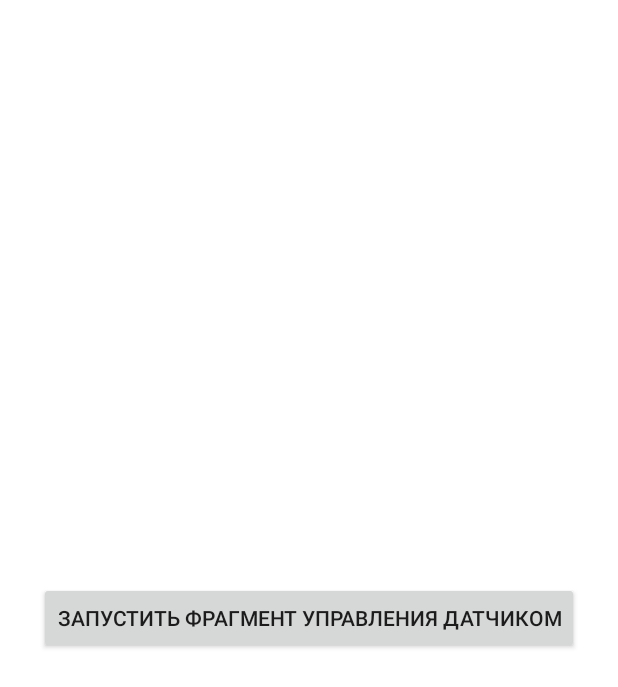
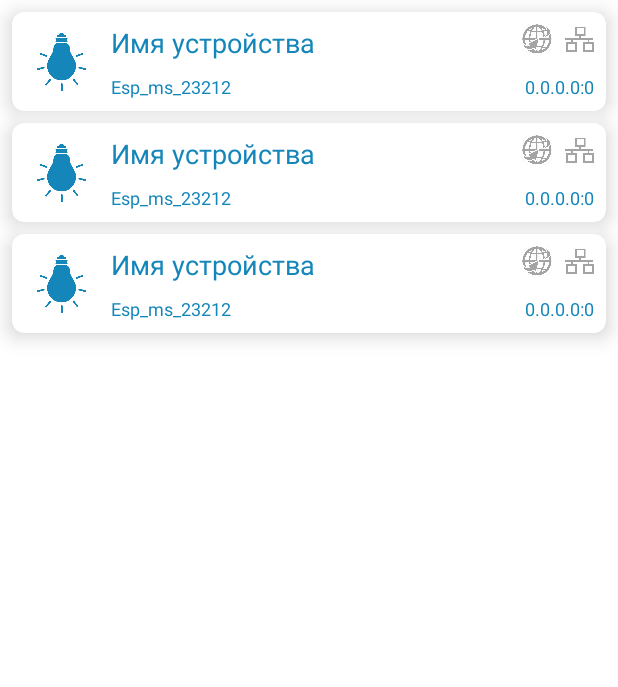
Before and after one commit to alex-eaa/ESP_Manager, an Android app: the layout fragment_main.xml on its own in the app's theme, with its tools: preview values and no code run, on a phone screen of 412 x 824 dp. Shown: the top 687 px of the screen. Run offline under Robolectric (Android 15) with nearby library versions, the phone set to English and light mode, and no system bars.

Commit message:
Added RecyclerView for devices

```diff
--- a/app/src/main/java/com/elchaninov/espmanager/view/ms/FragmentMsMqttSetup.kt
+++ b/app/src/main/java/com/elchaninov/espmanager/view/ms/FragmentMsMqttSetup.kt
@@ -9,21 +9,21 @@ import android.widget.Toast
 import androidx.fragment.app.Fragment
 import com.elchaninov.espmanager.R
 import com.elchaninov.espmanager.databinding.FragmentMsMqttSetupBinding
-import com.elchaninov.espmanager.model.Device
+import com.elchaninov.espmanager.model.DeviceModel
 
 class FragmentMsMqttSetup : Fragment(R.layout.fragment_ms_mqtt_setup) {
 
     private var _binding: FragmentMsMqttSetupBinding? = null
     private val binding get() = _binding!!
 
-    private var device: Device? = null
+    private var deviceModel: DeviceModel? = null
 
     override fun onViewCreated(view: View, savedInstanceState: Bundle?) {
         super.onViewCreated(view, savedInstanceState)
         _binding = FragmentMsMqttSetupBinding.bind(view)
         setHasOptionsMenu(true)
 
-        device = requireArguments().getParcelable(FragmentMsControl.ARG_DEVICE)
+        deviceModel = requireArguments().getParcelable(FragmentMsControl.ARG_DEVICE)
     }
 
     override fun onCreateOptionsMenu(menu: Menu, inflater: MenuInflater) {
--- a/app/src/main/java/com/elchaninov/espmanager/view/ms/FragmentMsStats.kt
+++ b/app/src/main/java/com/elchaninov/espmanager/view/ms/FragmentMsStats.kt
@@ -5,20 +5,20 @@ import android.view.View
 import androidx.fragment.app.Fragment
 import com.elchaninov.espmanager.R
 import com.elchaninov.espmanager.databinding.FragmentMsStatsBinding
-import com.elchaninov.espmanager.model.Device
+import com.elchaninov.espmanager.model.DeviceModel
 
 class FragmentMsStats : Fragment(R.layout.fragment_ms_stats) {
 
     private var _binding: FragmentMsStatsBinding? = null
     private val binding get() = _binding!!
 
-    private var device: Device? = null
+    private var deviceModel: DeviceModel? = null
 
     override fun onViewCreated(view: View, savedInstanceState: Bundle?) {
         super.onViewCreated(view, savedInstanceState)
         _binding = FragmentMsStatsBinding.bind(view)
 
-        device = requireArguments().getParcelable(FragmentMsControl.ARG_DEVICE)
+        deviceModel = requireArguments().getParcelable(FragmentMsControl.ARG_DEVICE)
     }
 
     override fun onDestroy() {
--- a/app/src/main/java/com/elchaninov/espmanager/view/ms/FragmentMsWifiSetup.kt
+++ b/app/src/main/java/com/elchaninov/espmanager/view/ms/FragmentMsWifiSetup.kt
@@ -9,21 +9,21 @@ import android.widget.Toast
 import androidx.fragment.app.Fragment
 import com.elchaninov.espmanager.R
 import com.elchaninov.espmanager.databinding.FragmentMsWifiSetupBinding
-import com.elchaninov.espmanager.model.Device
+import com.elchaninov.espmanager.model.DeviceModel
 
 class FragmentMsWifiSetup : Fragment(R.layout.fragment_ms_wifi_setup) {
 
     private var _binding: FragmentMsWifiSetupBinding? = null
     private val binding get() = _binding!!
 
-    private var device: Device? = null
+    private var deviceModel: DeviceModel? = null
 
     override fun onViewCreated(view: View, savedInstanceState: Bundle?) {
         super.onViewCreated(view, savedInstanceState)
         _binding = FragmentMsWifiSetupBinding.bind(view)
         setHasOptionsMenu(true)
 
-        device = requireArguments().getParcelable(FragmentMsControl.ARG_DEVICE)
+        deviceModel = requireArguments().getParcelable(FragmentMsControl.ARG_DEVICE)
     }
 
     override fun onCreateOptionsMenu(menu: Menu, inflater: MenuInflater) {
--- a/app/src/main/res/layout/fragment_main.xml
+++ b/app/src/main/res/layout/fragment_main.xml
@@ -1,15 +1,16 @@
 <?xml version="1.0" encoding="utf-8"?>
 <FrameLayout xmlns:android="http://schemas.android.com/apk/res/android"
+    xmlns:app="http://schemas.android.com/apk/res-auto"
     xmlns:tools="http://schemas.android.com/tools"
     android:layout_width="match_parent"
     android:layout_height="match_parent"
-    android:layout_margin="8dp"
     tools:context=".view.main.FragmentMain">
 
-    <androidx.appcompat.widget.AppCompatButton
-        android:id="@+id/button"
-        android:layout_width="wrap_content"
-        android:layout_height="wrap_content"
-        android:layout_gravity="center"
-        android:text="Запустить фрагмент управления датчиком" />
+    <androidx.recyclerview.widget.RecyclerView
+        android:id="@+id/recyclerview_main"
+        android:layout_width="match_parent"
+        android:layout_height="match_parent"
+        app:layoutManager="androidx.recyclerview.widget.LinearLayoutManager"
+        tools:listitem="@layout/recycler_main_item"/>
+
 </FrameLayout>
--- /dev/null
+++ b/app/src/main/res/layout/recycler_main_item.xml
@@ -0,0 +1,82 @@
+<?xml version="1.0" encoding="utf-8"?>
+<androidx.cardview.widget.CardView xmlns:android="http://schemas.android.com/apk/res/android"
+    xmlns:app="http://schemas.android.com/apk/res-auto"
+    xmlns:tools="http://schemas.android.com/tools"
+    android:layout_width="match_parent"
+    android:layout_height="wrap_content"
+    android:layout_marginHorizontal="8dp"
+    android:layout_marginTop="8dp"
+    android:foreground="?attr/selectableItemBackground"
+    app:cardCornerRadius="8dp"
+    app:cardElevation="8dp">
+
+    <androidx.constraintlayout.widget.ConstraintLayout
+        android:layout_width="match_parent"
+        android:layout_height="wrap_content"
+        android:padding="8dp">
+
+        <ImageView
+            android:id="@+id/itemImageLogo"
+            android:layout_width="50dp"
+            android:layout_height="50dp"
+            android:contentDescription="Motion sensor"
+            android:src="@drawable/light_on"
+            app:layout_constraintBottom_toBottomOf="parent"
+            app:layout_constraintStart_toStartOf="parent"
+            app:layout_constraintTop_toTopOf="parent"
+            app:tint="@color/my_color" />
+
+        <TextView
+            android:id="@+id/itemDeviceAlias"
+            android:layout_width="wrap_content"
+            android:layout_height="wrap_content"
+            android:layout_marginHorizontal="8dp"
+            android:textColor="@color/my_color"
+            android:textSize="18sp"
+            app:layout_constraintStart_toEndOf="@+id/itemImageLogo"
+            app:layout_constraintTop_toTopOf="parent"
+            tools:text="Имя устройства" />
+
+        <TextView
+            android:id="@+id/itemDeviceName"
+            android:layout_width="wrap_content"
+            android:layout_height="wrap_content"
+            android:layout_marginHorizontal="8dp"
+            android:textColor="@color/my_color"
+            android:textSize="12sp"
+            app:layout_constraintBottom_toBottomOf="@+id/itemImageLogo"
+            app:layout_constraintStart_toEndOf="@+id/itemImageLogo"
+            tools:text="Esp_ms_23212" />
+
+        <TextView
+            android:id="@+id/itemDeviceHost"
+            android:layout_width="wrap_content"
+            android:layout_height="wrap_content"
+            android:textColor="@color/my_color"
+            android:textSize="12sp"
+            app:layout_constraintBottom_toBottomOf="@+id/itemImageLogo"
+            app:layout_constraintEnd_toEndOf="parent"
+            tools:text="0.0.0.0:0" />
+
+        <ImageView
+            android:id="@+id/iconNet"
+            android:layout_width="20dp"
+            android:layout_height="20dp"
+            android:contentDescription="Network"
+            android:src="@drawable/net"
+            app:layout_constraintEnd_toEndOf="parent"
+            app:layout_constraintTop_toTopOf="parent"
+            app:tint="@color/gray" />
+
+        <ImageView
+            android:id="@+id/iconWww"
+            android:layout_width="20dp"
+            android:layout_height="20dp"
+            android:layout_marginHorizontal="8dp"
+            android:contentDescription="Cloud"
+            android:src="@drawable/www"
+            app:layout_constraintEnd_toStartOf="@+id/iconNet"
+            app:layout_constraintTop_toTopOf="parent"
+            app:tint="@color/gray" />
+    </androidx.constraintlayout.widget.ConstraintLayout>
+</androidx.cardview.widget.CardView>
--- a/app/src/main/res/navigation/main_graph.xml
+++ b/app/src/main/res/navigation/main_graph.xml
@@ -15,7 +15,7 @@
             app:destination="@id/ms_graph">
             <argument
                 android:name="device"
-                app:argType="com.elchaninov.espmanager.model.Device" />
+                app:argType="com.elchaninov.espmanager.model.DeviceModel" />
         </action>
     </fragment>
     <include app:graph="@navigation/ms_graph" />
--- a/app/src/main/res/navigation/ms_graph.xml
+++ b/app/src/main/res/navigation/ms_graph.xml
@@ -12,7 +12,7 @@
         tools:layout="@layout/fragment_ms_control">
         <argument
             android:name="device"
-            app:argType="com.elchaninov.espmanager.model.Device" />
+            app:argType="com.elchaninov.espmanager.model.DeviceModel" />
         <action
             android:id="@+id/action_fragmentMsControl_to_fragmentMsStats"
             app:destination="@id/fragmentMsStats" />
--- a/app/src/main/res/values/colors.xml
+++ b/app/src/main/res/values/colors.xml
@@ -8,4 +8,5 @@
     <color name="black">#FF000000</color>
     <color name="white">#FFFFFFFF</color>
     <color name="gray">#A4A4A4</color>
+    <color name="my_color">#1486ba</color>
 </resources>
```
Also changed, not shown: app/src/main/java/com/elchaninov/espmanager/model/Device.kt (deleted, +0 -12 lines), app/src/main/java/com/elchaninov/espmanager/model/DeviceModel.kt (added, +19 -0 lines), app/src/main/java/com/elchaninov/espmanager/view/main/FragmentMain.kt (+20 -12 lines), app/src/main/java/com/elchaninov/espmanager/view/main/RecyclerAdapter.kt (added, +50 -0 lines), app/src/main/java/com/elchaninov/espmanager/view/main/ViewModelFragmentMain.kt (+10 -9 lines), app/src/main/java/com/elchaninov/espmanager/view/ms/FragmentMsControl.kt (+5 -5 lines), app/src/main/res/drawable-v24/net.png (added), app/src/main/res/drawable-v24/www.png (added).
